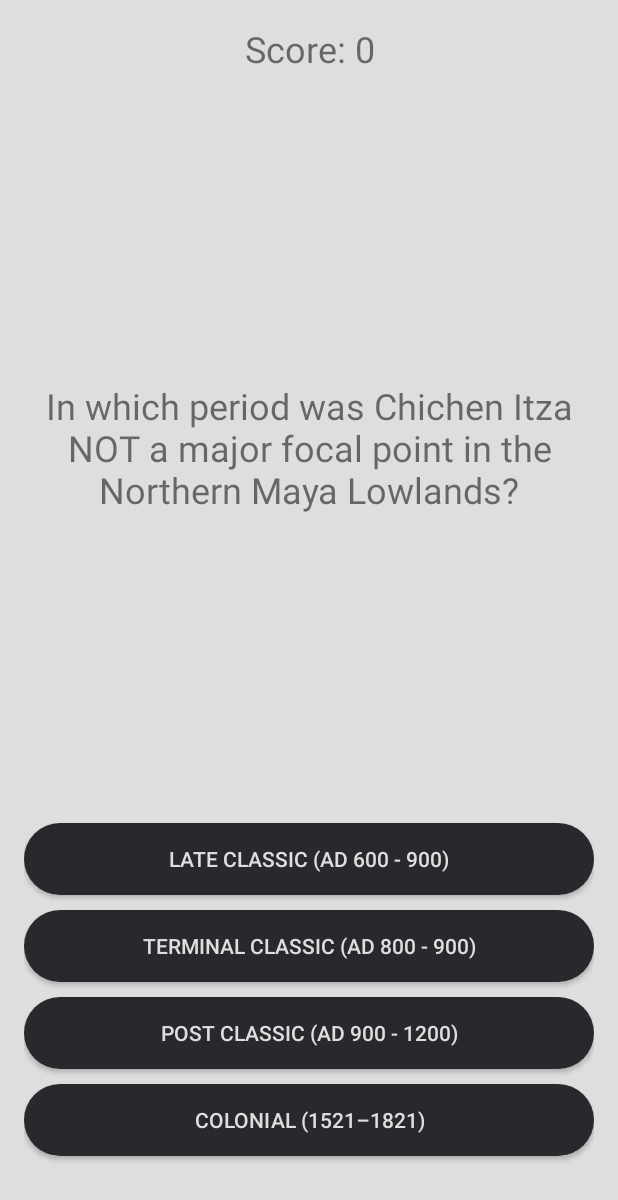
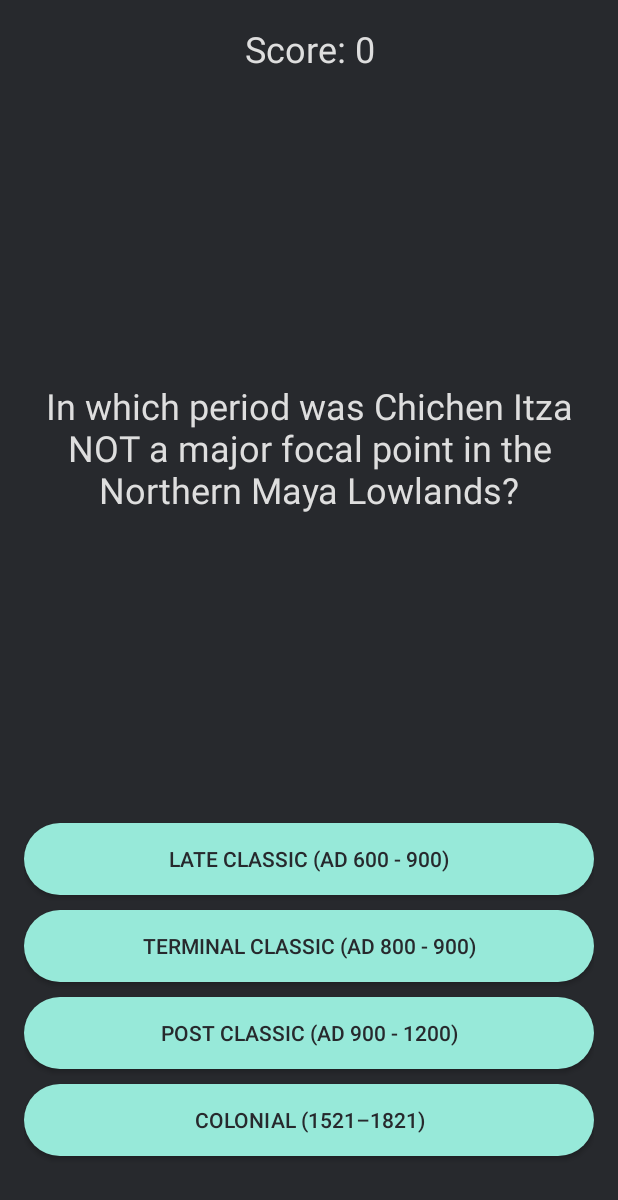
Before and after one commit to colliflowerz/Wonders, an Android app: the ChichenQuizActivity screen opened directly, with no data from a screen before it, on a phone screen of 412 x 824 dp. Shown: the top 1200 px of the screen. Run offline under Robolectric (Android 15) with nearby library versions, the phone set to English and light mode, and no system bars.

```diff
--- /dev/null
+++ b/app/src/main/res/drawable/bg_btn_colour.xml
@@ -0,0 +1,8 @@
+<?xml version="1.0" encoding="utf-8"?>
+<shape xmlns:app="http://schemas.android.com/apk/res-auto"
+    xmlns:android="http://schemas.android.com/apk/res/android">
+
+    <solid android:color="#97E9D9"/>
+    <corners android:radius="50dp" />
+
+</shape>
--- a/app/src/main/res/layout/activity_quiz.xml
+++ b/app/src/main/res/layout/activity_quiz.xml
@@ -12,7 +12,7 @@
     android:paddingTop="16dp"
     android:paddingLeft="16dp"
     android:paddingRight="16dp"
-    android:background="#dedede"
+    android:background="#27292D"
     tools:context=".quizFiles.QuizActivity">
 
     <Button
@@ -22,8 +22,8 @@
         android:layout_above="@id/answer4"
         android:layout_centerHorizontal="true"
         android:layout_marginBottom="10dp"
-        android:background="@drawable/bg_btn"
-        android:textColor="#dedede"
+        android:background="@drawable/bg_btn_colour"
+        android:textColor="#27292d"
 
         android:text="Button" />
 
@@ -34,8 +34,8 @@
         android:layout_alignParentBottom="true"
         android:layout_centerHorizontal="true"
         android:layout_marginBottom="37dp"
-        android:background="@drawable/bg_btn"
-        android:textColor="#dedede"
+        android:background="@drawable/bg_btn_colour"
+        android:textColor="#27292d"
         android:text="Button" />
 
     <Button
@@ -44,8 +44,8 @@
         android:layout_height="wrap_content"
         android:layout_above="@id/answer3"
         android:layout_marginBottom="10dp"
-        android:background="@drawable/bg_btn"
-        android:textColor="#dedede"
+        android:background="@drawable/bg_btn_colour"
+        android:textColor="#27292d"
         android:text="Button" />
 
     <TextView
@@ -56,7 +56,7 @@
         android:textSize="24dp"
         android:layout_alignParentTop="true"
         android:layout_centerHorizontal="true"
-
+        android:textColor="#dedede"
         android:text="TextView" />
 
     <TextView
@@ -68,6 +68,7 @@
         android:layout_below="@id/score"
         android:layout_centerHorizontal="true"
         android:layout_above="@id/answer1"
+        android:textColor="#dedede"
         android:text="TextView" />
 
     <Button
@@ -77,8 +78,8 @@
         android:layout_above="@id/answer2"
         android:layout_centerHorizontal="true"
         android:layout_marginBottom="10dp"
-        android:background="@drawable/bg_btn"
-        android:textColor="#dedede"
+        android:background="@drawable/bg_btn_colour"
+        android:textColor="#27292d"
         android:text="Button" />
 
 </RelativeLayout>
```
Also changed, not shown: app/src/main/res/drawable/bg_light_grey.xml (added, +8 -0 lines), app/src/main/res/layout/activity_fun_facts.xml (+5 -3 lines), app/src/main/res/layout/fragment_information.xml (+6 -4 lines).
